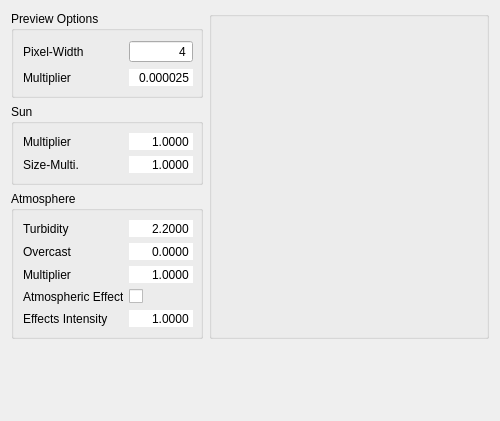
Old version of the form src/qt-frontend/widgets/QtSunSkyEditor/forms/qtsunskyeditor.ui in the repository phresnel/picogen.
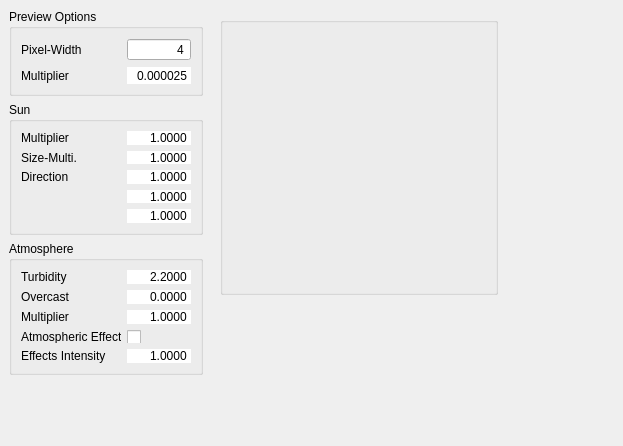
New version of the form.

Commit message: better QtSunSkyEditor layout and manual setting of sun-direction

```diff
--- a/src/qt-frontend/widgets/QtSunSkyEditor/forms/qtsunskyeditor.ui
+++ b/src/qt-frontend/widgets/QtSunSkyEditor/forms/qtsunskyeditor.ui
@@ -6,18 +6,73 @@
    <rect>
     <x>0</x>
     <y>0</y>
-    <width>494</width>
-    <height>421</height>
+    <width>623</width>
+    <height>446</height>
    </rect>
   </property>
   <property name="windowTitle">
    <string>QtSunSkyEditor</string>
   </property>
-  <layout class="QGridLayout" name="gridLayout">
-   <property name="horizontalSpacing">
-    <number>6</number>
+  <widget class="QGroupBox" name="previewScreenGroupBox">
+   <property name="geometry">
+    <rect>
+     <x>220</x>
+     <y>17</y>
+     <width>278</width>
+     <height>278</height>
+    </rect>
    </property>
-   <item row="0" column="0">
+   <property name="sizePolicy">
+    <sizepolicy hsizetype="Maximum" vsizetype="Maximum">
+     <horstretch>0</horstretch>
+     <verstretch>0</verstretch>
+    </sizepolicy>
+   </property>
+   <property name="title">
+    <string/>
+   </property>
+   <property name="alignment">
+    <set>Qt::AlignLeading|Qt::AlignLeft|Qt::AlignVCenter</set>
+   </property>
+   <layout class="QHBoxLayout" name="horizontalLayout">
+    <item>
+     <widget class="QLabel" name="previewScreen">
+      <property name="sizePolicy">
+       <sizepolicy hsizetype="Fixed" vsizetype="Fixed">
+        <horstretch>0</horstretch>
+        <verstretch>0</verstretch>
+       </sizepolicy>
+      </property>
+      <property name="minimumSize">
+       <size>
+        <width>256</width>
+        <height>256</height>
+       </size>
+      </property>
+      <property name="maximumSize">
+       <size>
+        <width>16777215</width>
+        <height>16777215</height>
+       </size>
+      </property>
+      <property name="text">
+       <string/>
+      </property>
+     </widget>
+    </item>
+   </layout>
+  </widget>
+  <widget class="QWidget" name="verticalLayoutWidget">
+   <property name="geometry">
+    <rect>
+     <x>9</x>
+     <y>9</y>
+     <width>194</width>
+     <height>366</height>
+    </rect>
+   </property>
+   <layout class="QVBoxLayout" name="verticalLayout">
+    <item>
     <widget class="QGroupBox" name="groupBox_3">
      <property name="sizePolicy">
       <sizepolicy hsizetype="Fixed" vsizetype="Preferred">
@@ -35,7 +90,10 @@
       <string>Preview Options</string>
      </property>
      <layout class="QFormLayout" name="formLayout">
-      <item row="1" column="0">
+       <property name="fieldGrowthPolicy">
+        <enum>QFormLayout::AllNonFixedFieldsGrow</enum>
+       </property>
+       <item row="0" column="0">
        <widget class="QLabel" name="label">
         <property name="sizePolicy">
          <sizepolicy hsizetype="Fixed" vsizetype="Preferred">
@@ -60,84 +118,7 @@
         </property>
        </widget>
       </item>
-      <item row="2" column="1">
-       <widget class="QDoubleSpinBox" name="previewMultiplier">
-        <property name="sizePolicy">
-         <sizepolicy hsizetype="Fixed" vsizetype="Fixed">
-          <horstretch>0</horstretch>
-          <verstretch>0</verstretch>
-         </sizepolicy>
-        </property>
-        <property name="minimumSize">
-         <size>
-          <width>64</width>
-          <height>0</height>
-         </size>
-        </property>
-        <property name="maximumSize">
-         <size>
-          <width>64</width>
-          <height>16777215</height>
-         </size>
-        </property>
-        <property name="styleSheet">
-         <string notr="true"/>
-        </property>
-        <property name="frame">
-         <bool>false</bool>
-        </property>
-        <property name="alignment">
-         <set>Qt::AlignRight|Qt::AlignTrailing|Qt::AlignVCenter</set>
-        </property>
-        <property name="buttonSymbols">
-         <enum>QAbstractSpinBox::NoButtons</enum>
-        </property>
-        <property name="accelerated">
-         <bool>false</bool>
-        </property>
-        <property name="decimals">
-         <number>6</number>
-        </property>
-        <property name="minimum">
-         <double>0.000000000000000</double>
-        </property>
-        <property name="maximum">
-         <double>1.000000000000000</double>
-        </property>
-        <property name="singleStep">
-         <double>0.000010000000000</double>
-        </property>
-        <property name="value">
-         <double>0.000025000000000</double>
-        </property>
-       </widget>
-      </item>
-      <item row="2" column="0">
-       <widget class="QLabel" name="label_6">
-        <property name="sizePolicy">
-         <sizepolicy hsizetype="Fixed" vsizetype="Preferred">
-          <horstretch>0</horstretch>
-          <verstretch>0</verstretch>
-         </sizepolicy>
-        </property>
-        <property name="minimumSize">
-         <size>
-          <width>100</width>
-          <height>0</height>
-         </size>
-        </property>
-        <property name="maximumSize">
-         <size>
-          <width>100</width>
-          <height>16777215</height>
-         </size>
-        </property>
-        <property name="text">
-         <string>Multiplier</string>
-        </property>
-       </widget>
-      </item>
-      <item row="1" column="1">
+       <item row="0" column="1">
        <widget class="QSpinBox" name="previewResolution">
         <property name="sizePolicy">
          <sizepolicy hsizetype="Fixed" vsizetype="Fixed">
@@ -177,10 +158,87 @@
         </property>
        </widget>
       </item>
-     </layout>
-    </widget>
-   </item>
    <item row="1" column="0">
+        <widget class="QLabel" name="label_6">
+         <property name="sizePolicy">
+          <sizepolicy hsizetype="Fixed" vsizetype="Preferred">
+           <horstretch>0</horstretch>
+           <verstretch>0</verstretch>
+          </sizepolicy>
+         </property>
+         <property name="minimumSize">
+          <size>
+           <width>100</width>
+           <height>0</height>
+          </size>
+         </property>
+         <property name="maximumSize">
+          <size>
+           <width>100</width>
+           <height>16777215</height>
+          </size>
+         </property>
+         <property name="text">
+          <string>Multiplier</string>
+         </property>
+        </widget>
+       </item>
+       <item row="1" column="1">
+        <widget class="QDoubleSpinBox" name="previewMultiplier">
+         <property name="sizePolicy">
+          <sizepolicy hsizetype="Fixed" vsizetype="Fixed">
+           <horstretch>0</horstretch>
+           <verstretch>0</verstretch>
+          </sizepolicy>
+         </property>
+         <property name="minimumSize">
+          <size>
+           <width>64</width>
+           <height>0</height>
+          </size>
+         </property>
+         <property name="maximumSize">
+          <size>
+           <width>64</width>
+           <height>16777215</height>
+          </size>
+         </property>
+         <property name="styleSheet">
+          <string notr="true"/>
+         </property>
+         <property name="frame">
+          <bool>false</bool>
+         </property>
+         <property name="alignment">
+          <set>Qt::AlignRight|Qt::AlignTrailing|Qt::AlignVCenter</set>
+         </property>
+         <property name="buttonSymbols">
+          <enum>QAbstractSpinBox::NoButtons</enum>
+         </property>
+         <property name="accelerated">
+          <bool>false</bool>
+         </property>
+         <property name="decimals">
+          <number>6</number>
+         </property>
+         <property name="minimum">
+          <double>0.000000000000000</double>
+         </property>
+         <property name="maximum">
+          <double>1.000000000000000</double>
+         </property>
+         <property name="singleStep">
+          <double>0.000010000000000</double>
+         </property>
+         <property name="value">
+          <double>0.000025000000000</double>
+         </property>
+        </widget>
+       </item>
+      </layout>
+     </widget>
+    </item>
+    <item>
     <widget class="QGroupBox" name="groupBox_5">
      <property name="sizePolicy">
       <sizepolicy hsizetype="Fixed" vsizetype="Preferred">
@@ -201,7 +259,7 @@
       <property name="fieldGrowthPolicy">
        <enum>QFormLayout::AllNonFixedFieldsGrow</enum>
       </property>
-      <item row="1" column="0">
+       <item row="0" column="0">
        <widget class="QLabel" name="label_4">
         <property name="sizePolicy">
          <sizepolicy hsizetype="Fixed" vsizetype="Preferred">
@@ -226,7 +284,7 @@
         </property>
        </widget>
       </item>
-      <item row="1" column="1">
+       <item row="0" column="1">
        <widget class="QDoubleSpinBox" name="sunIntensitySpinBox">
         <property name="sizePolicy">
          <sizepolicy hsizetype="Fixed" vsizetype="Fixed">
@@ -278,7 +336,7 @@
         </property>
        </widget>
       </item>
-      <item row="2" column="0">
+       <item row="1" column="0">
        <widget class="QLabel" name="label_7">
         <property name="sizePolicy">
          <sizepolicy hsizetype="Fixed" vsizetype="Preferred">
@@ -303,7 +361,7 @@
         </property>
        </widget>
       </item>
-      <item row="2" column="1">
+       <item row="1" column="1">
        <widget class="QDoubleSpinBox" name="diskSizeSpinBox">
         <property name="sizePolicy">
          <sizepolicy hsizetype="Fixed" vsizetype="Fixed">
@@ -355,10 +413,191 @@
         </property>
        </widget>
       </item>
-     </layout>
-    </widget>
-   </item>
    <item row="2" column="0">
+        <widget class="QLabel" name="label_10">
+         <property name="sizePolicy">
+          <sizepolicy hsizetype="Fixed" vsizetype="Preferred">
+           <horstretch>0</horstretch>
+           <verstretch>0</verstretch>
+          </sizepolicy>
+         </property>
+         <property name="minimumSize">
+          <size>
+           <width>100</width>
+           <height>0</height>
+          </size>
+         </property>
+         <property name="maximumSize">
+          <size>
+           <width>100</width>
+           <height>16777215</height>
+          </size>
+         </property>
+         <property name="text">
+          <string>Direction</string>
+         </property>
+        </widget>
+       </item>
+       <item row="2" column="1">
+        <widget class="QDoubleSpinBox" name="directionXSpinBox">
+         <property name="sizePolicy">
+          <sizepolicy hsizetype="Fixed" vsizetype="Fixed">
+           <horstretch>0</horstretch>
+           <verstretch>0</verstretch>
+          </sizepolicy>
+         </property>
+         <property name="minimumSize">
+          <size>
+           <width>64</width>
+           <height>0</height>
+          </size>
+         </property>
+         <property name="maximumSize">
+          <size>
+           <width>64</width>
+           <height>16777215</height>
+          </size>
+         </property>
+         <property name="styleSheet">
+          <string notr="true"/>
+         </property>
+         <property name="frame">
+          <bool>false</bool>
+         </property>
+         <property name="alignment">
+          <set>Qt::AlignRight|Qt::AlignTrailing|Qt::AlignVCenter</set>
+         </property>
+         <property name="buttonSymbols">
+          <enum>QAbstractSpinBox::NoButtons</enum>
+         </property>
+         <property name="accelerated">
+          <bool>false</bool>
+         </property>
+         <property name="decimals">
+          <number>4</number>
+         </property>
+         <property name="minimum">
+          <double>-999999999.000000000000000</double>
+         </property>
+         <property name="maximum">
+          <double>999999999.000000000000000</double>
+         </property>
+         <property name="singleStep">
+          <double>0.010000000000000</double>
+         </property>
+         <property name="value">
+          <double>1.000000000000000</double>
+         </property>
+        </widget>
+       </item>
+       <item row="3" column="1">
+        <widget class="QDoubleSpinBox" name="directionYSpinBox">
+         <property name="sizePolicy">
+          <sizepolicy hsizetype="Fixed" vsizetype="Fixed">
+           <horstretch>0</horstretch>
+           <verstretch>0</verstretch>
+          </sizepolicy>
+         </property>
+         <property name="minimumSize">
+          <size>
+           <width>64</width>
+           <height>0</height>
+          </size>
+         </property>
+         <property name="maximumSize">
+          <size>
+           <width>64</width>
+           <height>16777215</height>
+          </size>
+         </property>
+         <property name="styleSheet">
+          <string notr="true"/>
+         </property>
+         <property name="frame">
+          <bool>false</bool>
+         </property>
+         <property name="alignment">
+          <set>Qt::AlignRight|Qt::AlignTrailing|Qt::AlignVCenter</set>
+         </property>
+         <property name="buttonSymbols">
+          <enum>QAbstractSpinBox::NoButtons</enum>
+         </property>
+         <property name="accelerated">
+          <bool>false</bool>
+         </property>
+         <property name="decimals">
+          <number>4</number>
+         </property>
+         <property name="minimum">
+          <double>-999999999.000000000000000</double>
+         </property>
+         <property name="maximum">
+          <double>999999999.000000000000000</double>
+         </property>
+         <property name="singleStep">
+          <double>0.010000000000000</double>
+         </property>
+         <property name="value">
+          <double>1.000000000000000</double>
+         </property>
+        </widget>
+       </item>
+       <item row="4" column="1">
+        <widget class="QDoubleSpinBox" name="directionZSpinBox">
+         <property name="sizePolicy">
+          <sizepolicy hsizetype="Fixed" vsizetype="Fixed">
+           <horstretch>0</horstretch>
+           <verstretch>0</verstretch>
+          </sizepolicy>
+         </property>
+         <property name="minimumSize">
+          <size>
+           <width>64</width>
+           <height>0</height>
+          </size>
+         </property>
+         <property name="maximumSize">
+          <size>
+           <width>64</width>
+           <height>16777215</height>
+          </size>
+         </property>
+         <property name="styleSheet">
+          <string notr="true"/>
+         </property>
+         <property name="frame">
+          <bool>false</bool>
+         </property>
+         <property name="alignment">
+          <set>Qt::AlignRight|Qt::AlignTrailing|Qt::AlignVCenter</set>
+         </property>
+         <property name="buttonSymbols">
+          <enum>QAbstractSpinBox::NoButtons</enum>
+         </property>
+         <property name="accelerated">
+          <bool>false</bool>
+         </property>
+         <property name="decimals">
+          <number>4</number>
+         </property>
+         <property name="minimum">
+          <double>-999999999.000000000000000</double>
+         </property>
+         <property name="maximum">
+          <double>999999999.000000000000000</double>
+         </property>
+         <property name="singleStep">
+          <double>0.010000000000000</double>
+         </property>
+         <property name="value">
+          <double>1.000000000000000</double>
+         </property>
+        </widget>
+       </item>
+      </layout>
+     </widget>
+    </item>
+    <item>
     <widget class="QGroupBox" name="groupBoxAtm">
      <property name="sizePolicy">
       <sizepolicy hsizetype="Fixed" vsizetype="Preferred">
@@ -737,54 +976,8 @@
      </layout>
     </widget>
    </item>
-   <item row="6" column="0">
-    <spacer name="verticalSpacer">
-     <property name="orientation">
-      <enum>Qt::Vertical</enum>
-     </property>
-     <property name="sizeHint" stdset="0">
-      <size>
-       <width>20</width>
-       <height>40</height>
-      </size>
-     </property>
-    </spacer>
-   </item>
-   <item row="0" column="1" rowspan="3">
-    <widget class="QGroupBox" name="previewScreenGroupBox">
-     <property name="title">
-      <string/>
-     </property>
-     <layout class="QHBoxLayout" name="horizontalLayout">
-      <item>
-       <widget class="QLabel" name="previewScreen">
-        <property name="sizePolicy">
-         <sizepolicy hsizetype="Fixed" vsizetype="Fixed">
-          <horstretch>0</horstretch>
-          <verstretch>0</verstretch>
-         </sizepolicy>
-        </property>
-        <property name="minimumSize">
-         <size>
-          <width>256</width>
-          <height>256</height>
-         </size>
-        </property>
-        <property name="maximumSize">
-         <size>
-          <width>16777215</width>
-          <height>16777215</height>
-         </size>
-        </property>
-        <property name="text">
-         <string/>
-        </property>
-       </widget>
-      </item>
-     </layout>
-    </widget>
-   </item>
-  </layout>
+   </layout>
+  </widget>
  </widget>
  <resources/>
  <connections/>
```
Lines whose indentation alone changed are shown as unchanged. The commit also changes 2 other files.
